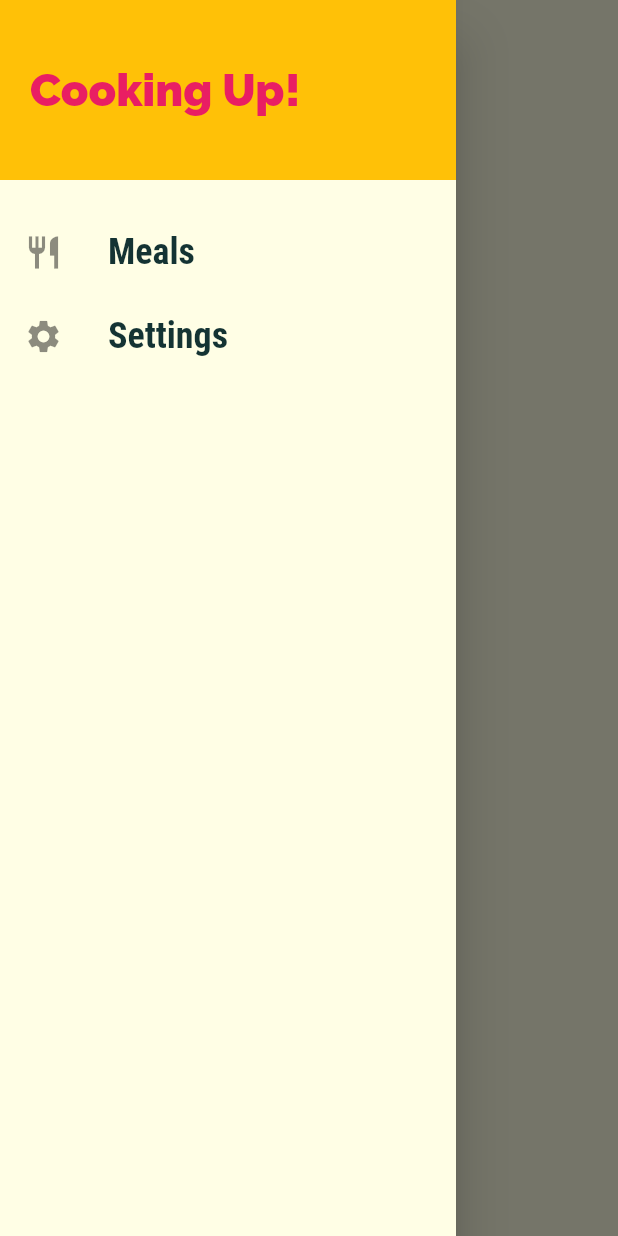
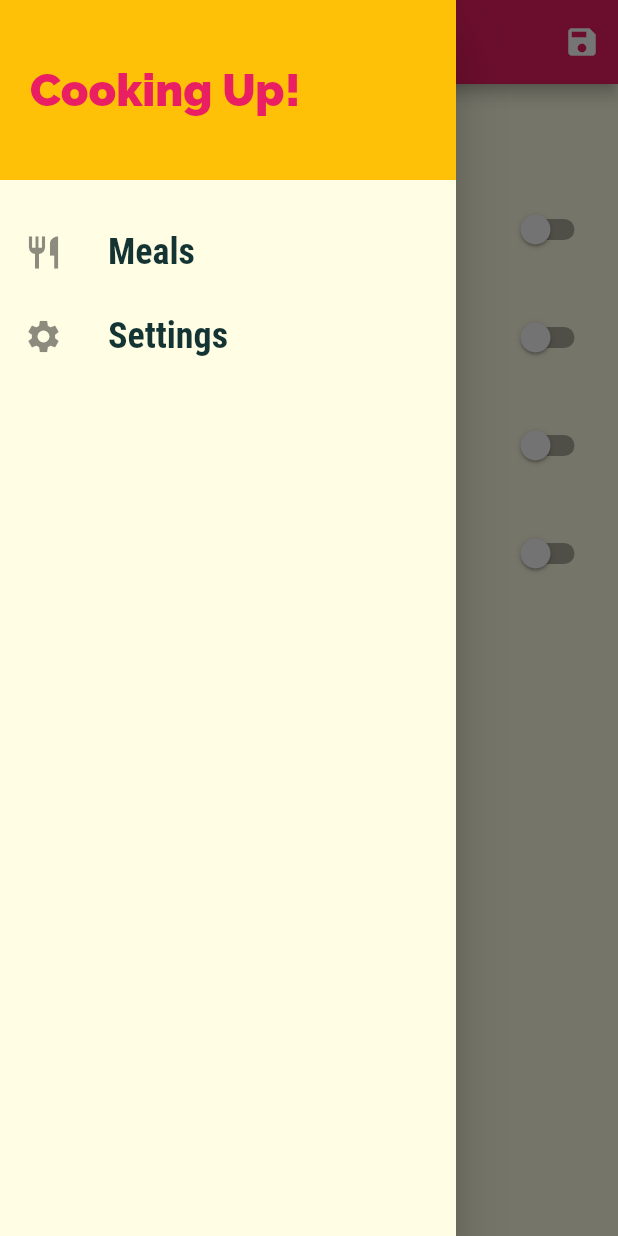
Before and after one commit to smeetbhatt1/meal_app, a Flutter app: the FiltersScreen screen opened by its route, with the side drawer open, on a phone screen of 412 x 824 dp. Run offline on Flutter 3.47's test engine with Material 2 defaults, Android fonts, the phone set to English and light mode, and no system bars.

Commit message:
meal app complete

```diff
--- a/lib/main.dart
+++ b/lib/main.dart
@@ -1,4 +1,6 @@
 import 'package:flutter/material.dart';
+import 'dummy_data.dart';
+import 'models/meal.dart';
 import 'screens/filters_screen.dart';
 import 'screens/categories_screen.dart';
 import 'screens/category_meals_screen.dart';
@@ -8,8 +10,60 @@ import 'screens/bottom_tabs_screen.dart';
 
 void main() => runApp(MyApp());
 
-class MyApp extends StatelessWidget {
+class MyApp extends StatefulWidget {
   // This widget is the root of your application.
+  @override
+  _MyAppState createState() => _MyAppState();
+}
+
+class _MyAppState extends State<MyApp> {
+  Map<String, bool> _filters = {
+    'gluten': false,
+    'lactose': false,
+    'vegetarian': false,
+    'vegan': false,
+  };
+  List<Meal> _availableMeals = DUMMY_MEALS;
+  List<Meal> _favoritesMeal = [];
+
+  void _setFilters(Map<String, bool> filterData) {
+    setState(() {
+      _filters = filterData;
+      _availableMeals = DUMMY_MEALS.where((item) {
+        if (_filters['gluten'] && !item.isGlutenFree) {
+          return false;
+        }
+        if (_filters['lactose'] && !item.isLactoseFree) {
+          return false;
+        }
+        if (_filters['vegetarian'] && !item.isVegetarian) {
+          return false;
+        }
+        if (_filters['vegan'] && !item.isVegan) {
+          return false;
+        }
+        return true;
+      }).toList();
+    });
+  }
+
+  void _togglefavorite(String mealId) {
+    final i = _favoritesMeal.indexWhere((meal) => meal.id == mealId);
+    if (i > -1) {
+      setState(() {
+        _favoritesMeal.removeAt(i);
+      });
+    } else {
+      setState(() {
+        _favoritesMeal.add(DUMMY_MEALS.firstWhere((meal) => meal.id == mealId));
+      });
+    }
+  }
+
+  bool _isMealFavorite(String mealId) {
+    return _favoritesMeal.any((meal) => meal.id == mealId);
+  }
+
   @override
   Widget build(BuildContext context) {
     return MaterialApp(
@@ -36,10 +90,12 @@ class MyApp extends StatelessWidget {
       initialRoute: '/', //default value is '/'
       routes: {
         // '/': (ctx) => CategoriesScreen(),
-        '/': (ctx) => BottomTabsScreen(),
-        CategoryMealsScreen.routeName: (ctx) => CategoryMealsScreen(),
-        MealDetailScreen.routeName: (ctx) => MealDetailScreen(),
-        FiltersScreen.RouteName: (ctx) => FiltersScreen(),
+        '/': (ctx) => BottomTabsScreen(_favoritesMeal),
+        CategoryMealsScreen.routeName: (ctx) =>
+            CategoryMealsScreen(_availableMeals),
+        MealDetailScreen.routeName: (ctx) =>
+            MealDetailScreen(_togglefavorite, _isMealFavorite),
+        FiltersScreen.RouteName: (ctx) => FiltersScreen(_filters, _setFilters),
       },
       onGenerateRoute: (settings) {
         print(settings.arguments);
--- a/lib/screens/category_meals_screen.dart
+++ b/lib/screens/category_meals_screen.dart
@@ -1,10 +1,12 @@
 import 'package:flutter/material.dart';
-import 'package:food_app/dummy_data.dart';
 import '../models/meal.dart';
-import 'package:food_app/widgets/meal_item.dart';
+import '../widgets/meal_item.dart';
 
 class CategoryMealsScreen extends StatefulWidget {
   static const routeName = '/category-meals';
+  final List<Meal> _availableMeals;
+
+  CategoryMealsScreen(this._availableMeals);
 
   @override
   _CategoryMealsScreenState createState() => _CategoryMealsScreenState();
@@ -27,7 +29,7 @@ class _CategoryMealsScreenState extends State<CategoryMealsScreen> {
           ModalRoute.of(context).settings.arguments as Map<String, String>;
       _categoryTitle = _routeArgs['title'];
       final _categoryId = _routeArgs['id'];
-      _displayedMeals = DUMMY_MEALS.where((meal) {
+      _displayedMeals = widget._availableMeals.where((meal) {
         return meal.categories.contains(_categoryId);
       }).toList();
       _loadedInitData = true;
@@ -58,7 +60,6 @@ class _CategoryMealsScreenState extends State<CategoryMealsScreen> {
             duration: _displayedMeals[index].duration,
             affordability: _displayedMeals[index].affordability,
             complexity: _displayedMeals[index].complexity,
-            removeItem: _removeMeal,
           );
         },
         itemCount: _displayedMeals.length,
--- a/lib/screens/filters_screen.dart
+++ b/lib/screens/filters_screen.dart
@@ -1,15 +1,99 @@
 import 'package:flutter/material.dart';
 import '../widgets/main_drawer.dart';
 
-class FiltersScreen extends StatelessWidget {
+class FiltersScreen extends StatefulWidget {
   static const RouteName = "/filters";
+  final Function saveFilters;
+  final Map<String, bool> _currentFilters;
+  FiltersScreen(this._currentFilters, this.saveFilters);
+
+  @override
+  _FiltersScreenState createState() => _FiltersScreenState();
+}
+
+class _FiltersScreenState extends State<FiltersScreen> {
+  bool _gluttenFree = false;
+  bool _vegetarian = false;
+  bool _vegan = false;
+  bool _lactosFree = false;
+
+  Widget _buildSwitchListTile(
+      String title, String description, bool value, Function updateValue) {
+    return SwitchListTile(
+      title: Text(title),
+      subtitle: Text(description),
+      value: value,
+      onChanged: updateValue,
+    );
+  }
+
+  @override
+  void initState() {
+    _gluttenFree = widget._currentFilters['gluten'];
+    _lactosFree = widget._currentFilters['lactose'];
+    _vegetarian = widget._currentFilters['vegetarian'];
+    _vegan = widget._currentFilters['vegan'];
+    super.initState();
+  }
+
   @override
   Widget build(BuildContext context) {
     return Scaffold(
-      body: Center(
-        child: Text('Filters'),
+      appBar: AppBar(
+        title: Text("Filters"),
+        actions: <Widget>[
+          IconButton(
+              icon: Icon(Icons.save),
+              onPressed: () {
+                final selectedFilters = {
+                  'gluten': _gluttenFree,
+                  'lactose': _lactosFree,
+                  'vegetarian': _vegetarian,
+                  'vegan': _vegan,
+                };
+                widget.saveFilters(selectedFilters);
+              }),
+        ],
       ),
       drawer: MainDrawer(),
+      body: SafeArea(
+        child: Column(
+          children: <Widget>[
+            Container(
+              padding: EdgeInsets.all(20),
+              child: Text(
+                'Adjust your meal selection.',
+                style: Theme.of(context).textTheme.title,
+              ),
+            ),
+            Expanded(
+              child: ListView(
+                children: <Widget>[
+                  _buildSwitchListTile('Gluten free',
+                      'Only includes gluten free mean', _gluttenFree, (newVal) {
+                    setState(() => _gluttenFree = newVal);
+                  }),
+                  _buildSwitchListTile(
+                      'Lactose free',
+                      'Only includes loactose free mean',
+                      _lactosFree, (newVal) {
+                    setState(() => _lactosFree = newVal);
+                  }),
+                  _buildSwitchListTile(
+                      'Vegetarian', 'Only includes egetarian mean', _vegetarian,
+                      (newVal) {
+                    setState(() => _vegetarian = newVal);
+                  }),
+                  _buildSwitchListTile(
+                      'Vegan', 'Only includes vegan mean', _vegan, (newVal) {
+                    setState(() => _vegan = newVal);
+                  }),
+                ],
+              ),
+            )
+          ],
+        ),
+      ),
     );
   }
 }
--- a/lib/screens/tabs_screen.dart
+++ b/lib/screens/tabs_screen.dart
@@ -32,7 +32,7 @@ class _TabsScreenState extends State<TabsScreen> {
         body: TabBarView(
           children: <Widget>[
             CategoriesScreen(),
-            FavoritesScreen(),
+            FavoritesScreen([]),
           ],
         ),
       ),
```
Also changed, not shown: lib/screens/bottom_tabs_screen.dart (+15 -4 lines), lib/screens/favorites_screen.dart (+23 -3 lines), lib/screens/meal_detail.dart (+6 -2 lines), lib/widgets/meal_item.dart (+9 -10 lines).
